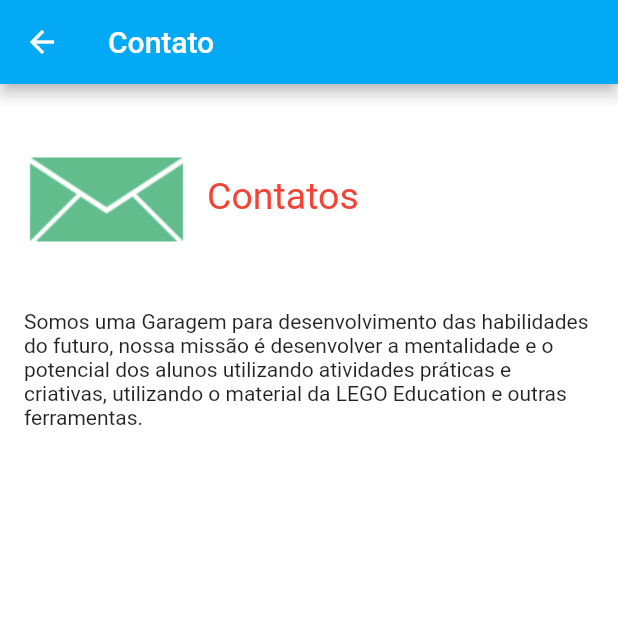
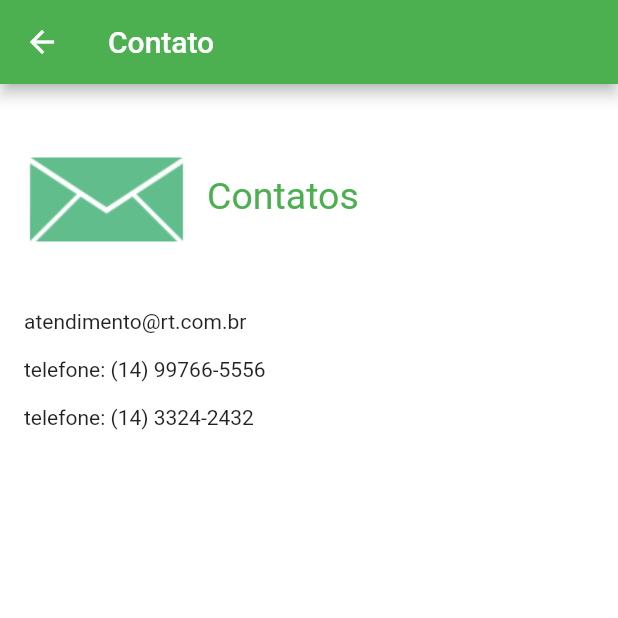
Before and after one commit to CaioCLDias/ATM_Consultoria, a Flutter app: the TelaContato screen opened directly, on a phone screen of 412 x 824 dp, the top half of it. Run offline on Flutter 3.47's test engine with Material 2 defaults, Android fonts, the phone set to English and light mode, and no system bars.

Commit message:
Criando a Tela de Clientes e tela de Contato

```diff
--- a/lib/telaContato.dart
+++ b/lib/telaContato.dart
@@ -12,12 +12,13 @@ class _TelaContatoState extends State<TelaContato> {
         backgroundColor: Colors.white,
         appBar: AppBar(
           title: Text('Contato'),
-          backgroundColor: Colors.lightBlue,
+          backgroundColor: Colors.green,
         ),
         body: SingleChildScrollView(
           child: Container(
             padding: EdgeInsets.all(16),
             child: Column(
+              crossAxisAlignment: CrossAxisAlignment.start,
               children: [
                 Row(
                   children: [
@@ -27,7 +28,7 @@ class _TelaContatoState extends State<TelaContato> {
                       child: Text(
                         'Contatos',
                         style: TextStyle(
-                          color: Colors.red,
+                          color: Colors.green,
                           fontSize: 25,
                         ),
                       ),
@@ -36,11 +37,16 @@ class _TelaContatoState extends State<TelaContato> {
                 ),
                 Padding(
                   padding: EdgeInsets.only(top: 16),
-                  child: Text('Somos uma Garagem para desenvolvimento das habilidades do futuro, '
-                      'nossa missão é desenvolver a mentalidade e o potencial dos alunos utilizando atividades '
-                      'práticas e criativas, utilizando o material da LEGO Education e outras ferramentas.'
-                  ),
-                )
+                  child: Text('atendimento@rt.com.br'),
+                ),
+                Padding(
+                  padding: EdgeInsets.only(top: 16),
+                  child: Text('telefone: (14) 99766-5556'),
+                ),
+                Padding(
+                  padding: EdgeInsets.only(top: 16),
+                  child: Text('telefone: (14) 3324-2432'),
+                ),
               ],
             ),
           ),
```
Also changed, not shown: lib/telaCliente.dart (+11 -7 lines).
